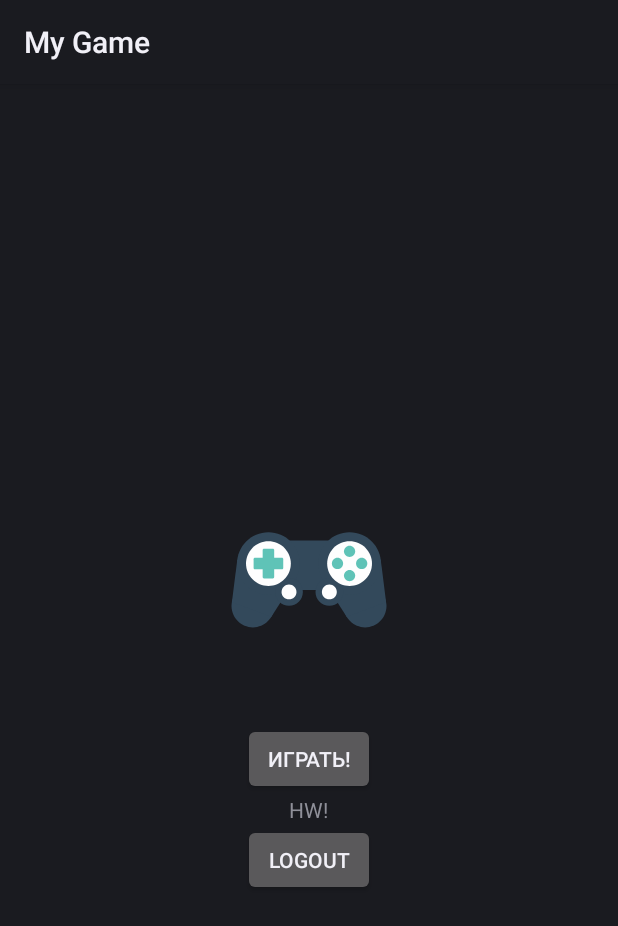
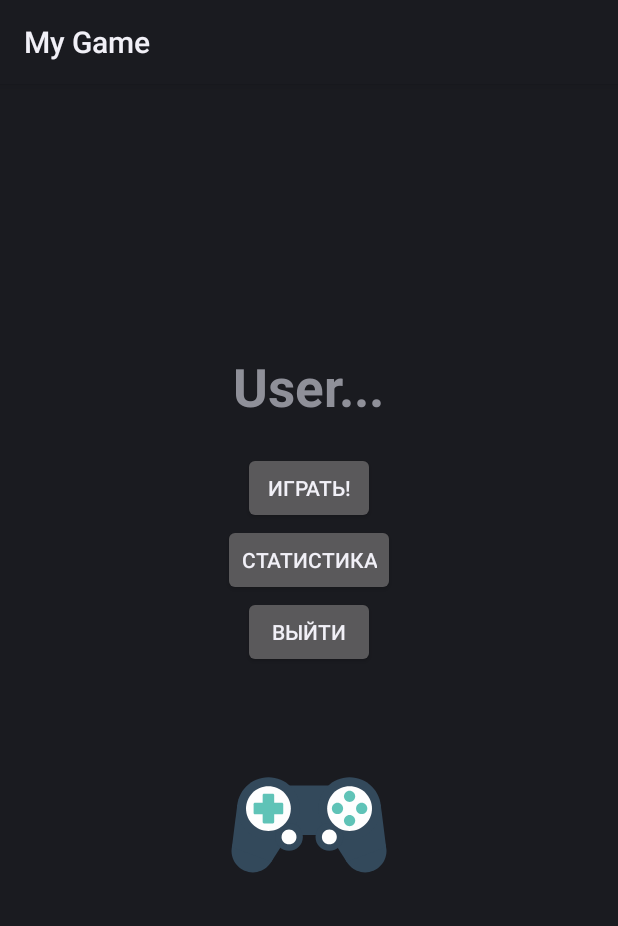
Before and after one commit to haruspex47/lab3-os, an Android app built with Jetpack Compose: the layout activity_menu.xml on its own in the app's theme, with its tools: preview values and no code run, on a phone screen of 412 x 824 dp. Shown: the top 926 px of the screen. Run offline under Robolectric (Android 15) with nearby library versions, the phone set to English and light mode, and no system bars.

Commit message:
ненужный коммит

```diff
--- a/app/build.gradle
+++ b/app/build.gradle
@@ -68,8 +68,10 @@ dependencies {
     implementation 'androidx.compose.ui:ui-tooling-preview'
     implementation 'androidx.compose.material3:material3'
     implementation 'com.google.firebase:firebase-auth:22.0.0'
+    implementation 'com.google.firebase:firebase-database:20.2.1'
     implementation 'androidx.constraintlayout:constraintlayout:2.1.4'
     implementation 'com.google.firebase:firebase-auth-ktx:22.0.0'
+    implementation 'com.google.firebase:firebase-database-ktx:20.2.1'
     testImplementation 'junit:junit:4.13.2'
     androidTestImplementation 'androidx.test.ext:junit:1.1.5'
     androidTestImplementation 'androidx.test.espresso:espresso-core:3.5.1'
--- a/app/src/main/java/com/example/game/Login.java
+++ b/app/src/main/java/com/example/game/Login.java
@@ -66,7 +66,7 @@ public class Login extends AppCompatActivity {
                 email = String.valueOf(editTextEmail.getText());
                 password = String.valueOf(editTextPassword.getText());
 
-                if (TextUtils.isEmpty(email)) {
+                if (TextUtils.isEmpty(email + "@whatever.ru")) {
                     Toast.makeText(Login.this, "Enter email", Toast.LENGTH_SHORT).show();
                     return;
                 }
@@ -76,7 +76,7 @@ public class Login extends AppCompatActivity {
                     return;
                 }
 
-                mAuth.signInWithEmailAndPassword(email, password)
+                mAuth.signInWithEmailAndPassword(email + "@whatever.ru", password)
                         .addOnCompleteListener(new OnCompleteListener<AuthResult>() {
                             @Override
                             public void onComplete(@NonNull Task<AuthResult> task) {
--- a/app/src/main/java/com/example/game/Register.java
+++ b/app/src/main/java/com/example/game/Register.java
@@ -68,7 +68,7 @@ public class Register extends AppCompatActivity {
                 email = String.valueOf(editTextEmail.getText());
                 password = String.valueOf(editTextPassword.getText());
 
-                if(TextUtils.isEmpty(email)) {
+                if(TextUtils.isEmpty(email + "@whatever.ru")) {
                     Toast.makeText(Register.this, "Enter email", Toast.LENGTH_SHORT).show();
                     return;
                 }
@@ -78,7 +78,7 @@ public class Register extends AppCompatActivity {
                     return;
                 }
 
-                mAuth.createUserWithEmailAndPassword(email, password)
+                mAuth.createUserWithEmailAndPassword(email + "@whatever.ru", password)
                         .addOnCompleteListener(new OnCompleteListener<AuthResult>() {
                             @Override
                             public void onComplete(@NonNull Task<AuthResult> task) {
--- a/app/src/main/res/layout/activity_login.xml
+++ b/app/src/main/res/layout/activity_login.xml
@@ -17,6 +17,7 @@
         android:gravity="center"
         android:layout_width="match_parent"
         android:layout_height="wrap_content" />
+
     <com.google.android.material.textfield.TextInputLayout
         android:layout_width="match_parent"
         android:layout_height="wrap_content">
--- a/app/src/main/res/layout/activity_menu.xml
+++ b/app/src/main/res/layout/activity_menu.xml
@@ -8,6 +8,36 @@
     android:gravity="center"
     tools:context=".MenuActivity">
 
+    <TextView
+        android:id="@+id/user_details"
+        android:layout_width="wrap_content"
+        android:layout_height="wrap_content"
+        android:layout_marginBottom="20dp"
+        android:gravity="center"
+        android:text="User..."
+        android:textSize="35sp"
+        android:textStyle="bold" />
+
+    <Button
+        android:id="@+id/playButton"
+        android:layout_width="wrap_content"
+        android:layout_height="wrap_content"
+        android:text="Играть!" />
+
+    <Button
+        android:id="@+id/statsButton"
+        android:layout_width="wrap_content"
+        android:layout_height="wrap_content"
+        android:text="Статистика"/>
+
+
+    <Button
+        android:text="@string/logout"
+        android:id="@+id/logout"
+        android:layout_width="wrap_content"
+        android:layout_height="wrap_content"
+        />
+
     <com.airbnb.lottie.LottieAnimationView
         android:id="@+id/animationView"
         android:layout_width="200dp"
@@ -16,24 +46,5 @@
         app:lottie_loop="true"
         app:lottie_rawRes="@raw/tumbnail" />
 
-    <Button
-        android:id="@+id/playButton"
-        android:layout_width="wrap_content"
-        android:layout_height="wrap_content"
-        android:text="Играть!" />
-
-    <TextView
-        android:id="@+id/user_details"
-        android:layout_width="wrap_content"
-        android:layout_height="wrap_content"
-        android:text="HW!"/>
-
-    <Button
-        android:text="@string/logout"
-        android:id="@+id/logout"
-        android:layout_width="wrap_content"
-        android:layout_height="wrap_content"
-        />
-
 
 </LinearLayout>
--- a/app/src/main/res/layout/activity_register.xml
+++ b/app/src/main/res/layout/activity_register.xml
@@ -17,6 +17,7 @@
         android:gravity="center"
         android:layout_width="match_parent"
         android:layout_height="wrap_content" />
+
     <com.google.android.material.textfield.TextInputLayout
         android:layout_width="match_parent"
         android:layout_height="wrap_content">
--- a/app/src/main/res/values/strings.xml
+++ b/app/src/main/res/values/strings.xml
@@ -2,10 +2,10 @@
     <string name="app_name">My Game</string>
     <string name="title_activity_menu">MenuActivity</string>
     <string name="login">Login</string>
-    <string name="email">email</string>
+    <string name="email">nickname</string>
     <string name="password">password</string>
     <string name="register">Register</string>
     <string name="click_to_login">Click To Login</string>
     <string name="click_to_register">Click To Register</string>
-    <string name="logout">Logout</string>
+    <string name="logout">Выйти</string>
 </resources>
```
Also changed, not shown: app/src/main/java/com/example/game/GameNull.kt (+62 -3 lines), app/src/main/java/com/example/game/MenuActivity.kt (+10 -3 lines).
